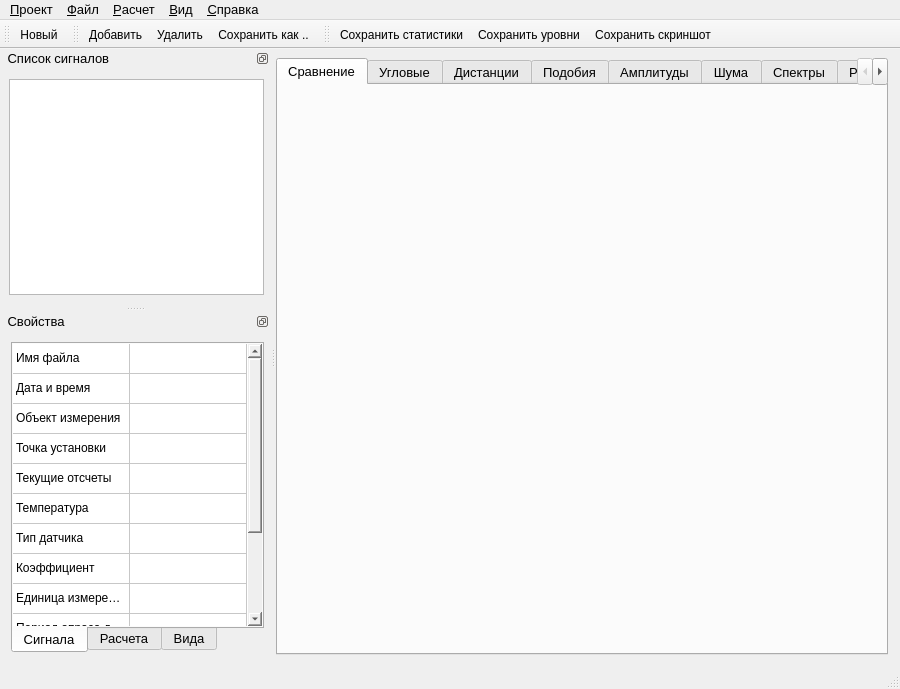
Above: gui/MainWindow.ui from Qinterfly/EvalSig before the change. Below: the same form after it.
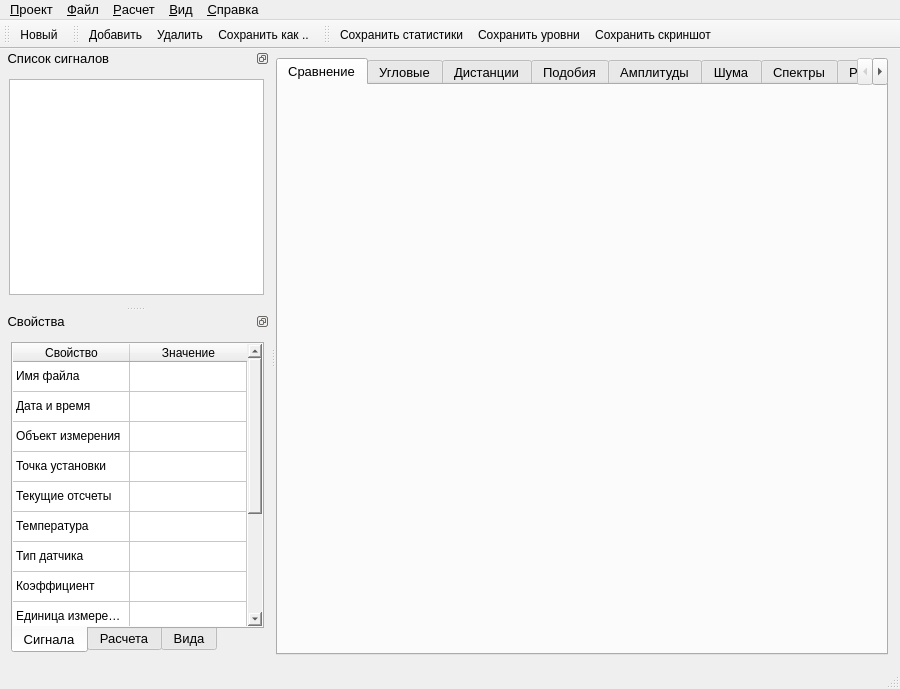
That is the form after the change. Icons and pictures are not drawn. Custom widgets are drawn as their Qt base class.

Patch:
```diff
--- a/gui/MainWindow.ui
+++ b/gui/MainWindow.ui
@@ -665,7 +665,7 @@
             <number>13</number>
            </property>
            <attribute name="horizontalHeaderVisible">
-            <bool>false</bool>
+            <bool>true</bool>
            </attribute>
            <attribute name="horizontalHeaderCascadingSectionResizes">
             <bool>false</bool>
```
Left out of the diff: 2 changed lines with no effect on the pictures.
